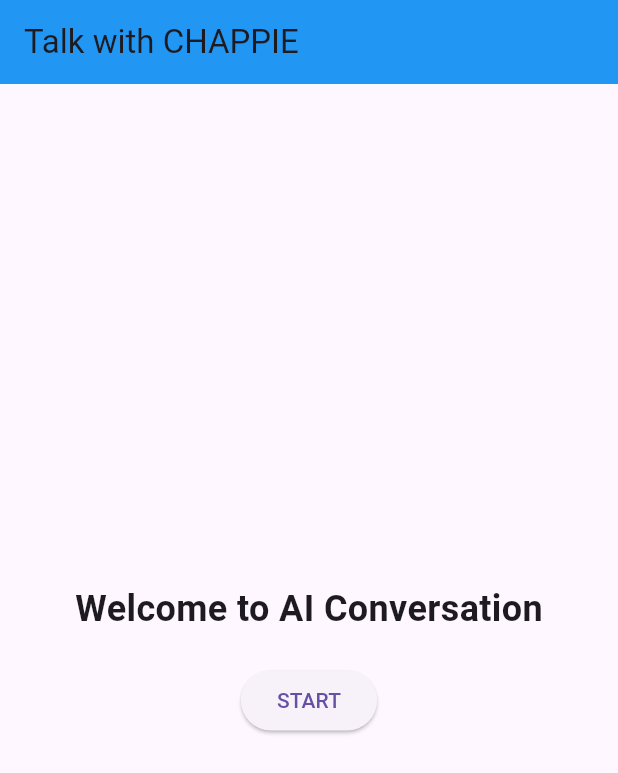
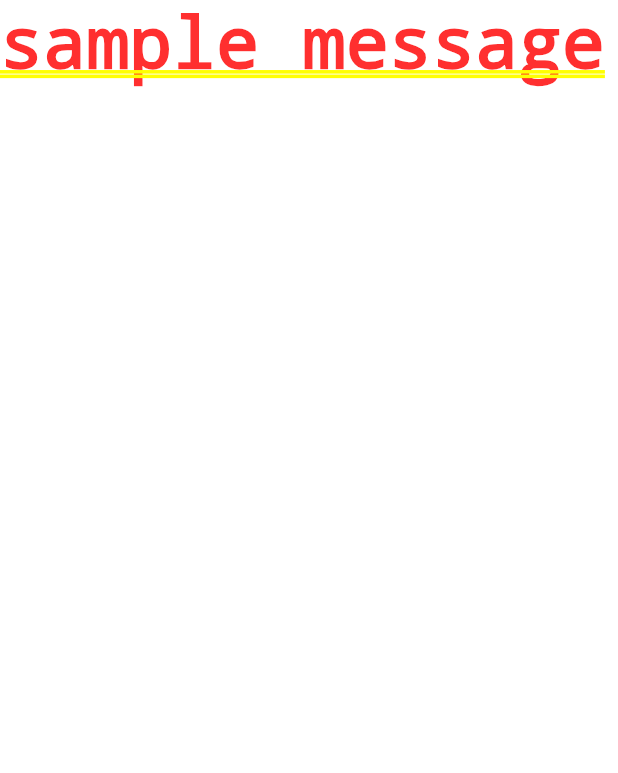
Before and after one commit to use-hunks/ai_conversation, a Flutter app: the screen it shows after launch, on a phone screen of 412 x 824 dp. Shown: the top 773 px of the screen. Run offline on Flutter 3.47's test engine with Material 3 defaults, Android fonts, the phone set to English and light mode, and no system bars; our stand-ins replace flutter_dotenv, flutter_riverpod, flutter_tts, freezed_annotation, riverpod_annotation, speech_to_text; missing offline and left inert: chat_gpt_sdk; generated files the repository leaves out were written again.

Commit message:
introduced MVVM

```diff
--- a/lib/main.dart
+++ b/lib/main.dart
@@ -1,11 +1,13 @@
 import 'dart:async';
 import 'package:flutter/material.dart';
+import 'package:flutter_riverpod/flutter_riverpod.dart';
 import 'next_page.dart';
 import 'package:flutter_dotenv/flutter_dotenv.dart';
+import './view/conversation_view.dart';
 
 Future<void> main() async {
   await dotenv.load(fileName: "./.env");
-  runApp(const MyApp());
+  runApp(ProviderScope(child: MyApp()));
 }
 
 class MyApp extends StatelessWidget {
@@ -18,7 +20,8 @@ class MyApp extends StatelessWidget {
         primarySwatch: Colors.blue,
         visualDensity: VisualDensity.adaptivePlatformDensity,
       ),
-      home: const MyHomePage(title: 'Talk with CHAPPIE'),
+      home: const ConversationView(),
+      // const MyHomePage(title: 'Talk with CHAPPIE'),
     );
   }
 }
@@ -49,25 +52,20 @@ class _MyHomePageState extends State<MyHomePage> {
                 children: <Widget>[
               Text(
                 'Welcome to AI Conversation',
-              style: TextStyle(
-                fontSize: 24,
-                fontWeight: FontWeight.bold
+                style: TextStyle(fontSize: 24, fontWeight: FontWeight.bold),
               ),
+              SizedBox(
+                height: 20,
               ),
-            SizedBox(height: 20,),
               ElevatedButton(
                 child: Text('START'),
                 onPressed: () {
                   Navigator.push(
                     context,
-                  MaterialPageRoute(
-                    builder: (context) => NextPage()),
+                    MaterialPageRoute(builder: (context) => NextPage()),
                   );
                 },
               ),
-          ]
-        )
-      )
-    );
+            ])));
   }
 }
--- /dev/null
+++ b/lib/view/conversation_view.dart
@@ -0,0 +1,14 @@
+import 'package:ai_conversation/view_model/conversations_view_model.dart';
+import 'package:flutter/material.dart';
+import 'package:flutter_riverpod/flutter_riverpod.dart';
+
+
+class ConversationView extends ConsumerWidget{
+  const ConversationView({super.key});
+  @override
+  Widget build(BuildContext context, WidgetRef ref){
+    final conversations = ref.watch(conversationsViewModelProvider);
+    return Text(conversations[0].messages[0].body);
+  }
+
+}
--- a/pubspec.yaml
+++ b/pubspec.yaml
@@ -41,6 +41,10 @@ dependencies:
   speech_to_text: ^6.6.1
   permission_handler: ^11.3.1
   flutter_tts: ^4.0.2
+  riverpod: ^2.5.1
+  flutter_riverpod: ^2.5.1
+  riverpod_annotation: ^2.3.5
+  freezed: ^2.5.2
 
 dev_dependencies:
   flutter_test:
@@ -52,6 +56,8 @@ dev_dependencies:
   # package. See that file for information about deactivating specific lint
   # rules and activating additional ones.
   flutter_lints: ^2.0.0
+  riverpod_generator: ^2.4.0
+  build_runner: ^2.4.9
 
 # For information on the generic Dart part of this file, see the
 # following page: https://dart.dev/tools/pub/pubspec
```
Also changed, not shown: lib/model/conversation_model.dart (added, +13 -0 lines), lib/model/message_model.dart (added, +13 -0 lines), lib/view_model/conversations_view_model.dart (added, +17 -0 lines), lib/model/conversation_model.freezed.dart (added), lib/model/message_model.freezed.dart (added), lib/view_model/conversations_view_model.g.dart (added), pubspec.lock. Lines whose indentation alone changed are shown as unchanged.
